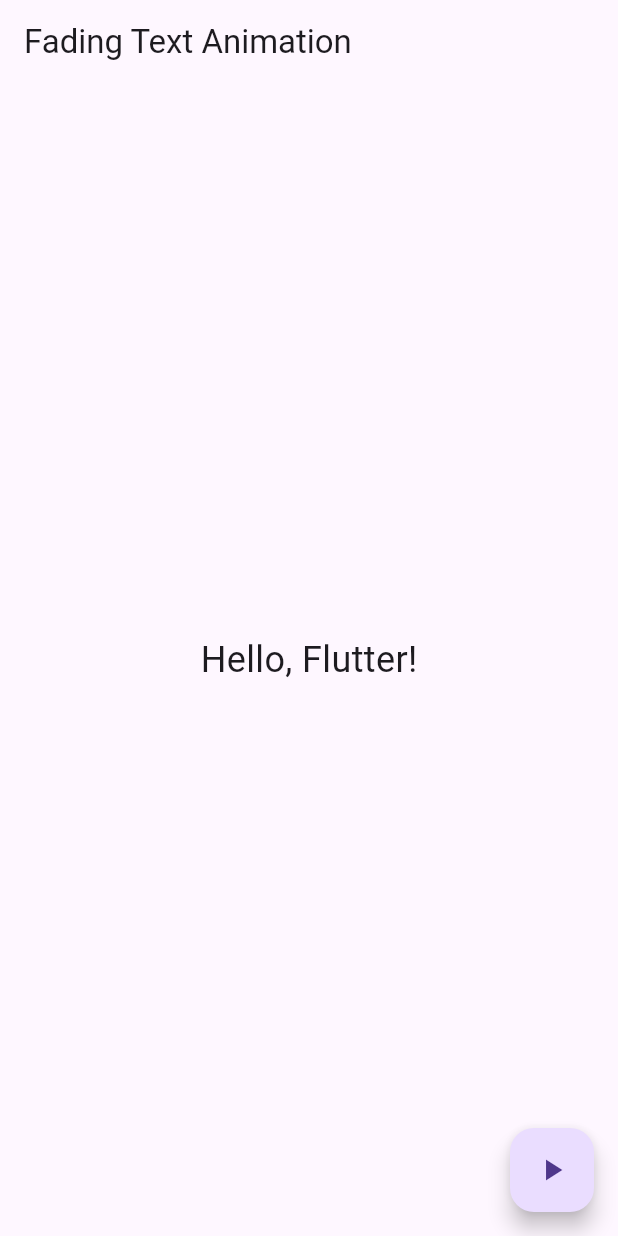
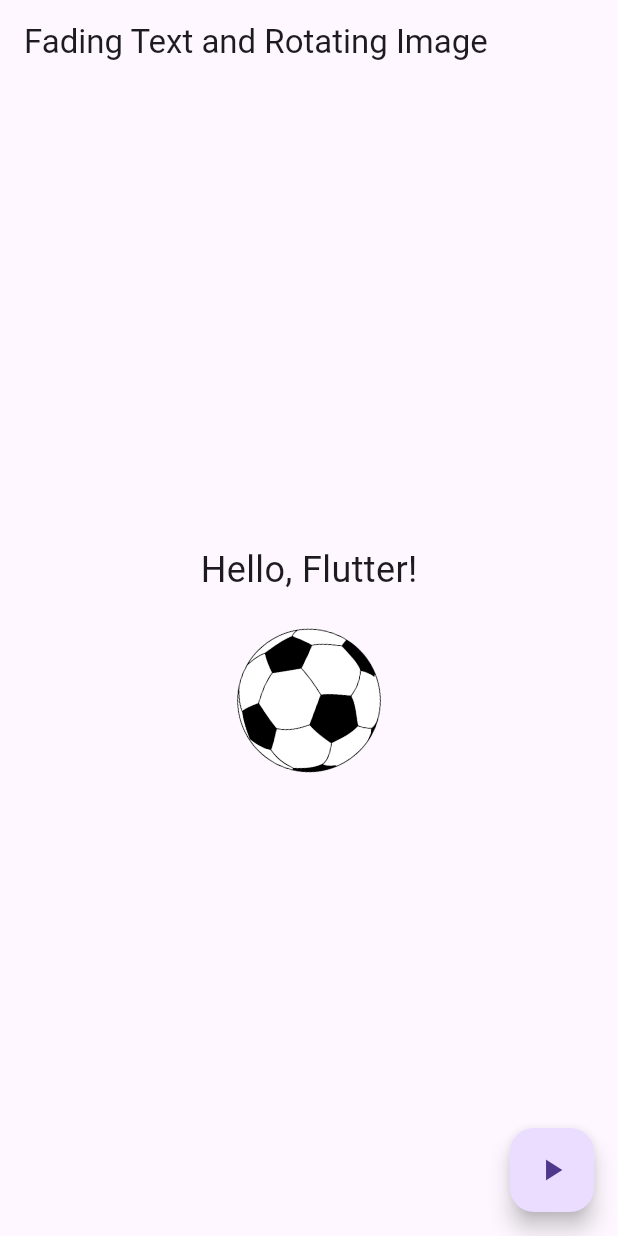
Before and after one commit to Vrutik2/In-Classwork-07, a Flutter app: the screen it shows after launch, on a phone screen of 412 x 824 dp. Run offline on Flutter 3.47's test engine with Material 3 defaults, Android fonts, the phone set to English and light mode, and no system bars.

```diff
--- a/lib/main.dart
+++ b/lib/main.dart
@@ -1,4 +1,5 @@
 import 'package:flutter/material.dart';
+import 'dart:math' as math;
 
 void main() {
   runApp(MyApp());
@@ -8,18 +9,35 @@ class MyApp extends StatelessWidget {
   @override
   Widget build(BuildContext context) {
     return MaterialApp(
-      home: FadingTextAnimation(),
+      home: FadingTextAndRotatingImageAnimation(),
     );
   }
 }
 
-class FadingTextAnimation extends StatefulWidget {
+class FadingTextAndRotatingImageAnimation extends StatefulWidget {
   @override
-  _FadingTextAnimationState createState() => _FadingTextAnimationState();
+  _FadingTextAndRotatingImageAnimationState createState() => _FadingTextAndRotatingImageAnimationState();
 }
 
-class _FadingTextAnimationState extends State<FadingTextAnimation> {
+class _FadingTextAndRotatingImageAnimationState extends State<FadingTextAndRotatingImageAnimation> with SingleTickerProviderStateMixin {
   bool _isVisible = true;
+  late AnimationController _controller;
+
+  @override
+  void initState() {
+    super.initState();
+    _controller = AnimationController(
+      duration: const Duration(seconds: 10),
+      vsync: this,
+    )..repeat();
+  }
+
+  @override
+  void dispose() {
+    _controller.dispose();
+    super.dispose();
+  }
+
   void toggleVisibility() {
     setState(() {
       _isVisible = !_isVisible;
@@ -30,16 +48,36 @@ class _FadingTextAnimationState extends State<FadingTextAnimation> {
   Widget build(BuildContext context) {
     return Scaffold(
       appBar: AppBar(
-        title: Text('Fading Text Animation'),
+        title: Text('Fading Text and Rotating Image'),
       ),
       body: Center(
-        child: AnimatedOpacity(
+        child: Column(
+          mainAxisAlignment: MainAxisAlignment.center,
+          children: [
+            AnimatedOpacity(
               opacity: _isVisible ? 1.0 : 0.0,
               duration: Duration(seconds: 1),
               child: Text(
                 'Hello, Flutter!',
                 style: TextStyle(fontSize: 24),
               ),
+            ),
+            SizedBox(height: 20),
+            AnimatedBuilder(
+              animation: _controller,
+              builder: (_, child) {
+                return Transform.rotate(
+                  angle: _controller.value * 2 * math.pi,
+                  child: child,
+                );
+              },
+              child: Image.asset(
+                'Soccerball.png',
+                width: 100,
+                height: 100,
+              ),
+            ),
+          ],
         ),
       ),
       floatingActionButton: FloatingActionButton(
```
Also changed, not shown: pubspec.yaml (+4 -72 lines), Soccerball.png (added), 1 other file. Lines whose indentation alone changed are shown as unchanged.
